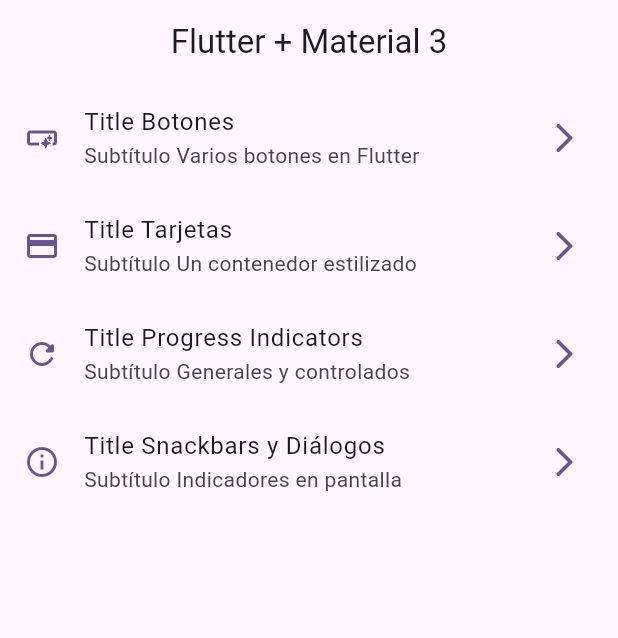
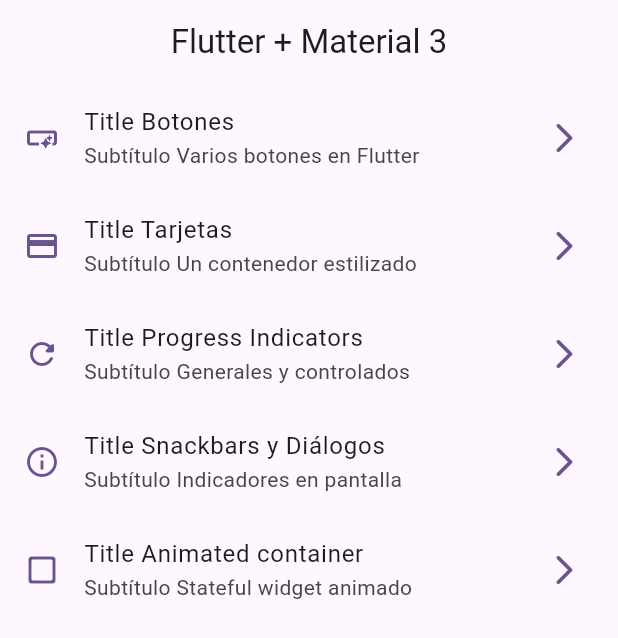
Before and after one commit to XChanitoX/widgets_app, a Flutter app: the screen it shows after launch, on a phone screen of 412 x 824 dp. Shown: the top 638 px of the screen. Run offline on Flutter 3.47's test engine with Material 2 defaults, Android fonts, the phone set to English and light mode, and no system bars; our stand-ins replace go_router.

Commit message:
animated container terminado

```diff
--- a/lib/config/menu/menu_items.dart
+++ b/lib/config/menu/menu_items.dart
@@ -34,4 +34,9 @@ const List<MenuItem> appMenuItems = [
       subTitle: 'Indicadores en pantalla',
       link: '/snackbars',
       icon: Icons.info_outline),
+  MenuItem(
+      title: 'Animated container',
+      subTitle: 'Stateful widget animado',
+      link: '/animated',
+      icon: Icons.check_box_outline_blank_rounded),
 ];
--- a/lib/config/router/app_router.dart
+++ b/lib/config/router/app_router.dart
@@ -28,6 +28,11 @@ final appRouter = GoRouter(
       path: '/snackbars',
       name: SnackbarScreen.name,
       builder: (context, state) => const SnackbarScreen(),
+    ),
+    GoRoute(
+      path: '/animated',
+      name: AnimatedScreen.name,
+      builder: (context, state) => const AnimatedScreen(),
     )
   ],
 );
```
Also changed, not shown: lib/presentation/screens/animated/animated_screen.dart (+45 -2 lines).
